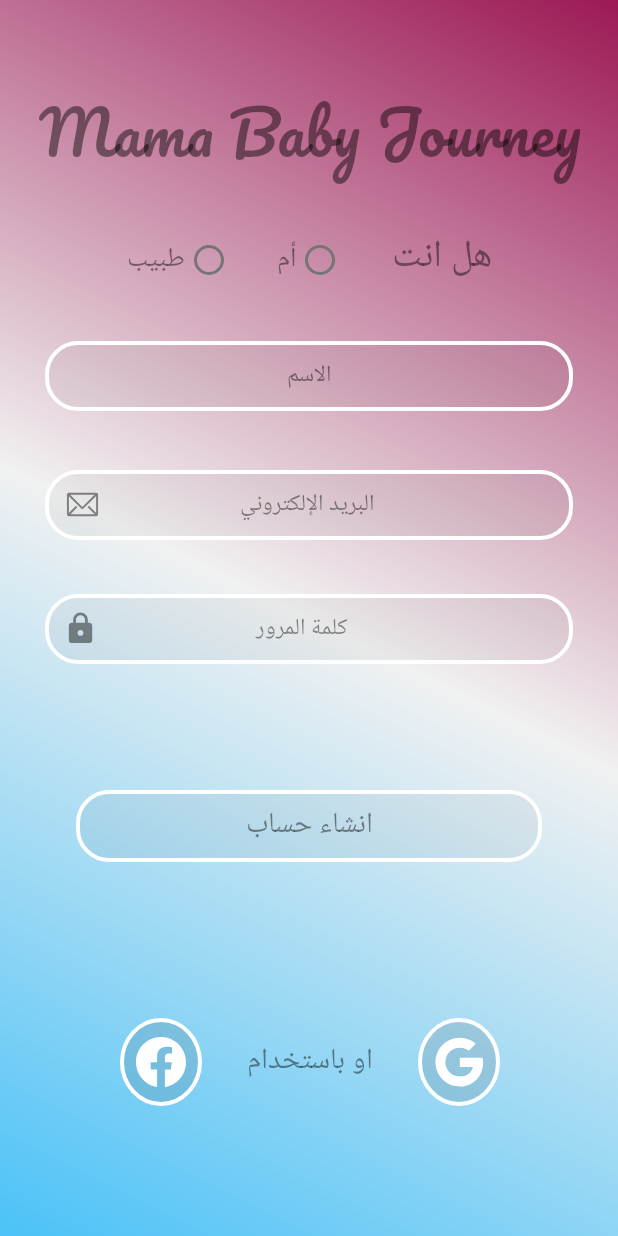
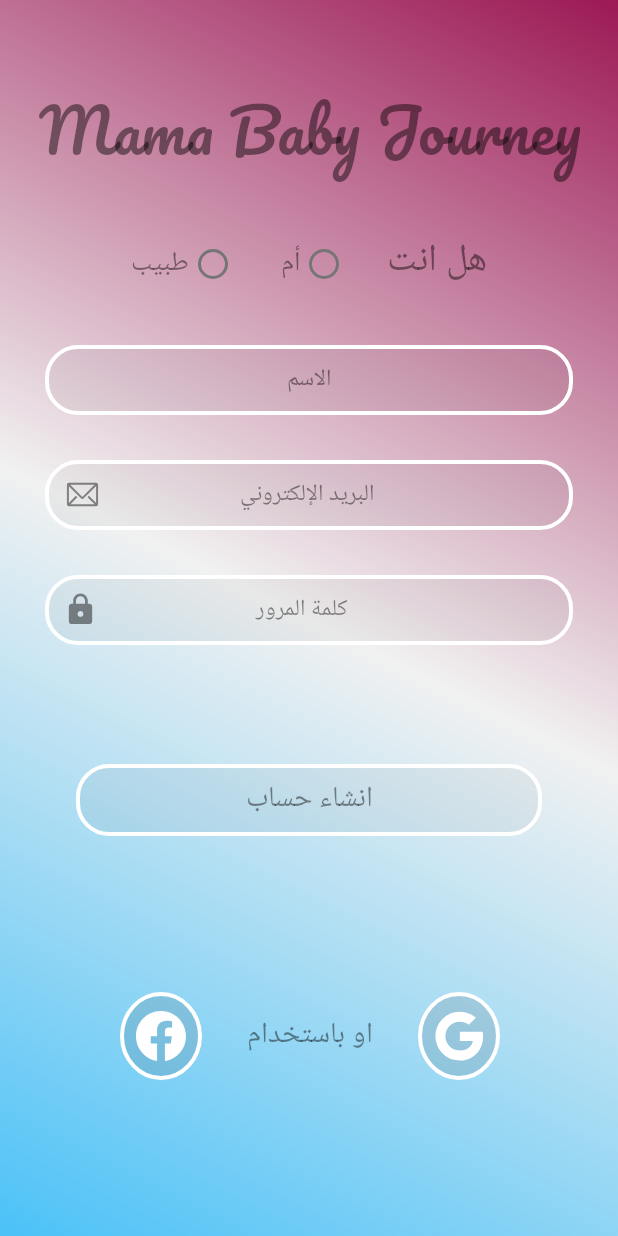
Before and after one commit to klashI-Nkov/Mama_And_Baby_Journey, an Android app: the Sign_Up screen opened directly, with no data from a screen before it, on a phone screen of 412 x 824 dp. Run offline under Robolectric (Android 15) with nearby library versions, the phone set to English and light mode, and no system bars; our stand-ins replace sdp/ssp sizes; Roboto replaces fonts that are not available here.

Commit message:
By mohammed issa in 7/5/23 AT 6:53 AM

```diff
--- a/app/src/main/res/layout/activity_sign_up.xml
+++ b/app/src/main/res/layout/activity_sign_up.xml
@@ -1,5 +1,6 @@
 <?xml version="1.0" encoding="utf-8"?>
-<androidx.constraintlayout.widget.ConstraintLayout xmlns:android="http://schemas.android.com/apk/res/android"
+<androidx.constraintlayout.widget.ConstraintLayout
+    xmlns:android="http://schemas.android.com/apk/res/android"
     xmlns:app="http://schemas.android.com/apk/res-auto"
     xmlns:tools="http://schemas.android.com/tools"
 
@@ -18,6 +19,7 @@
         android:layout_width="wrap_content"
         android:layout_height="wrap_content"
 
+        android:layout_marginTop="@dimen/_34sdp"
         android:layout_marginHorizontal="@dimen/_23sdp"
 
         android:background="@android:color/transparent"
@@ -28,12 +30,11 @@
         android:textSize="@dimen/_31sdp"
         android:text="Mama Baby Journey"
 
-        tools:ignore="HardcodedText,TextContrastCheck"
         app:layout_constraintStart_toStartOf="parent"
         app:layout_constraintHorizontal_bias="0.5"
         app:layout_constraintEnd_toEndOf="parent"
         app:layout_constraintTop_toTopOf="parent"
-        android:layout_marginTop="45dp" />
+        tools:ignore="HardcodedText,TextContrastCheck"/>
 
     <RadioGroup
         android:id="@+id/radioGroup"
@@ -41,6 +42,8 @@
 
         android:layout_width="wrap_content"
         android:layout_height="wrap_content"
+
+        android:layout_marginTop="@dimen/_23sdp"
         android:layout_marginHorizontal="@dimen/_23sdp"
 
         android:layoutDirection="rtl"
@@ -50,10 +53,8 @@
         app:layout_constraintHorizontal_bias="0.5"
         app:layout_constraintEnd_toEndOf="parent"
         app:layout_constraintTop_toBottomOf="@+id/textView1"
-        android:layout_marginBottom="30dp"
         app:layout_constraintBottom_toTopOf="@+id/Name_Edit_text"
-        app:layout_constraintVertical_bias="0.0"
-        android:layout_marginTop="26dp">
+        app:layout_constraintVertical_bias="0.0">
 
         <TextView
             style="@style/TextViewStyle"
@@ -66,10 +67,10 @@
             android:layout_weight="1"
             android:layout_marginEnd="@dimen/_20sdp"
 
-            android:text="هل انت "
             android:textSize="25sp"
+            android:text="هل انت"
 
-            tools:ignore="HardcodedText" />
+            tools:ignore="HardcodedText,TextContrastCheck" />
 
         <RadioButton
             android:id="@+id/Mom_R_BTN2"
@@ -83,10 +84,10 @@
             android:layout_weight="1"
             android:layoutDirection="rtl"
 
+            android:textSize="@dimen/_14sdp"
             android:text="أم"
-            android:textSize="@dimen/_14sdp"
 
-            tools:ignore="HardcodedText,TextSizeCheck" />
+            tools:ignore="HardcodedText,TextSizeCheck,TextContrastCheck" />
 
         <RadioButton
             android:id="@+id/Doctor_R_BTN2"
@@ -97,8 +98,10 @@
 
             android:layout_weight="1"
             android:layoutDirection="rtl"
+
+            android:textSize="@dimen/_14sdp"
             android:text="طبيب"
-            android:textSize="@dimen/_14sdp"
+
             tools:ignore="HardcodedText,TextSizeCheck" />
 
     </RadioGroup>
@@ -113,7 +116,7 @@
         android:layout_width="match_parent"
         android:layout_height="@dimen/_36sdp"
 
-        android:layout_marginTop="30dp"
+        android:layout_marginTop="@dimen/_23sdp"
         android:layout_marginHorizontal="@dimen/_23sdp"
 
         android:layoutDirection="rtl"
@@ -127,7 +130,7 @@
         app:layout_constraintHorizontal_bias="0.5"
         app:layout_constraintEnd_toEndOf="parent"
         app:layout_constraintTop_toBottomOf="@+id/radioGroup"
-        tools:ignore="Autofill,HardcodedText" />
+        tools:ignore="Autofill,HardcodedText,TouchTargetSizeCheck,TextSizeCheck,VisualLintTextFieldSize" />
 
     <!--Email Edit Text-->
     <EditText
@@ -139,6 +142,7 @@
         android:layout_width="match_parent"
         android:layout_height="@dimen/_36sdp"
 
+        android:layout_marginTop="@dimen/_23sdp"
         android:layout_marginHorizontal="@dimen/_23sdp"
 
         android:paddingStart="@dimen/_30sdp"
@@ -156,8 +160,7 @@
         app:layout_constraintHorizontal_bias="0.5"
         app:layout_constraintEnd_toEndOf="parent"
         app:layout_constraintTop_toBottomOf="@+id/Name_Edit_text"
-        tools:ignore="Autofill,HardcodedText"
-        android:layout_marginTop="39dp" />
+        tools:ignore="Autofill,HardcodedText,TouchTargetSizeCheck,TextSizeCheck,VisualLintTextFieldSize" />
 
     <!--Password Edit Text-->
     <EditText
@@ -169,7 +172,7 @@
         android:layout_width="match_parent"
         android:layout_height="@dimen/_36sdp"
 
-        android:layout_marginTop="36dp"
+        android:layout_marginTop="@dimen/_23sdp"
         android:layout_marginHorizontal="@dimen/_23sdp"
 
         android:paddingStart="@dimen/_34sdp"
@@ -187,7 +190,7 @@
         app:layout_constraintHorizontal_bias="0.5"
         app:layout_constraintEnd_toEndOf="parent"
         app:layout_constraintTop_toBottomOf="@+id/U_Email_Edit_text"
-        tools:ignore="Autofill,HardcodedText"/>
+        tools:ignore="Autofill,HardcodedText,TouchTargetSizeCheck,TextSizeCheck,VisualLintTextFieldSize" />
 
     <!--Sing Up Button-->
     <androidx.appcompat.widget.AppCompatButton
@@ -199,7 +202,7 @@
         android:layout_width="match_parent"
         android:layout_height="wrap_content"
 
-        android:layout_marginTop="84dp"
+        android:layout_marginTop="@dimen/_61sdp"
         android:layout_marginHorizontal="@dimen/_39sdp"
 
         android:onClick="Go_to_Info"
@@ -212,7 +215,7 @@
         app:layout_constraintHorizontal_bias="0.504"
         app:layout_constraintEnd_toEndOf="parent"
         app:layout_constraintTop_toBottomOf="@+id/U_password_edit_text"
-        tools:ignore="HardcodedText"/>
+        tools:ignore="HardcodedText,TextSizeCheck,VisualLintButtonSize,VisualLintBounds" />
 
     <LinearLayout
         android:id="@+id/linearLayout2"
@@ -220,7 +223,7 @@
         android:layout_width="wrap_content"
         android:layout_height="wrap_content"
 
-        android:layout_marginTop="104dp"
+        android:layout_marginTop="@dimen/_80sdp"
 
         android:background="@android:color/transparent"
         android:layoutDirection="rtl"
@@ -231,46 +234,56 @@
         app:layout_constraintBottom_toBottomOf="parent"
         app:layout_constraintTop_toBottomOf="@+id/sing_Up_BTN"
         app:layout_constraintHorizontal_bias="0.506"
-        app:layout_constraintVertical_bias="0.0">
+        app:layout_constraintVertical_bias="0.0"
+        tools:ignore="VisualLintBounds">
 
         <ImageView
             android:id="@+id/Google_icon"
+
+            android:theme="@style/Icon_BG"
             style="@style/Icon_BG"
+
             android:layout_width="@dimen/_42sdp"
-
             android:layout_height="@dimen/_45sdp"
 
             android:padding="@dimen/_8sdp"
-            android:theme="@style/Icon_BG"
 
             app:srcCompat="@drawable/icons_google_icon"
+
             tools:ignore="ContentDescription" />
 
         <TextView
             android:id="@+id/textView4"
+
             style="@style/TextViewStyle"
+
             android:layout_width="wrap_content"
             android:layout_height="wrap_content"
+
             android:layout_gravity="center"
             android:layout_marginHorizontal="@dimen/_23sdp"
+
             android:background="@android:color/transparent"
 
             android:layoutDirection="rtl"
+            android:textSize="@dimen/_15sdp"
             android:text="او باستخدام"
-            android:textSize="@dimen/_15sdp"
 
-            tools:ignore="HardcodedText" />
+            tools:ignore="HardcodedText,TextContrastCheck,TextSizeCheck" />
 
         <ImageView
             android:id="@+id/Facebook_Icon"
+
+            android:theme="@style/Icon_BG"
             style="@style/Icon_BG"
+
             android:layout_width="@dimen/_42sdp"
+            android:layout_height="@dimen/_45sdp"
 
-            android:layout_height="@dimen/_45sdp"
             android:padding="@dimen/_8sdp"
 
-            android:theme="@style/Icon_BG"
             app:srcCompat="@drawable/icons_facebook_icon"
+
             tools:ignore="ContentDescription" />
 
     </LinearLayout>
```
